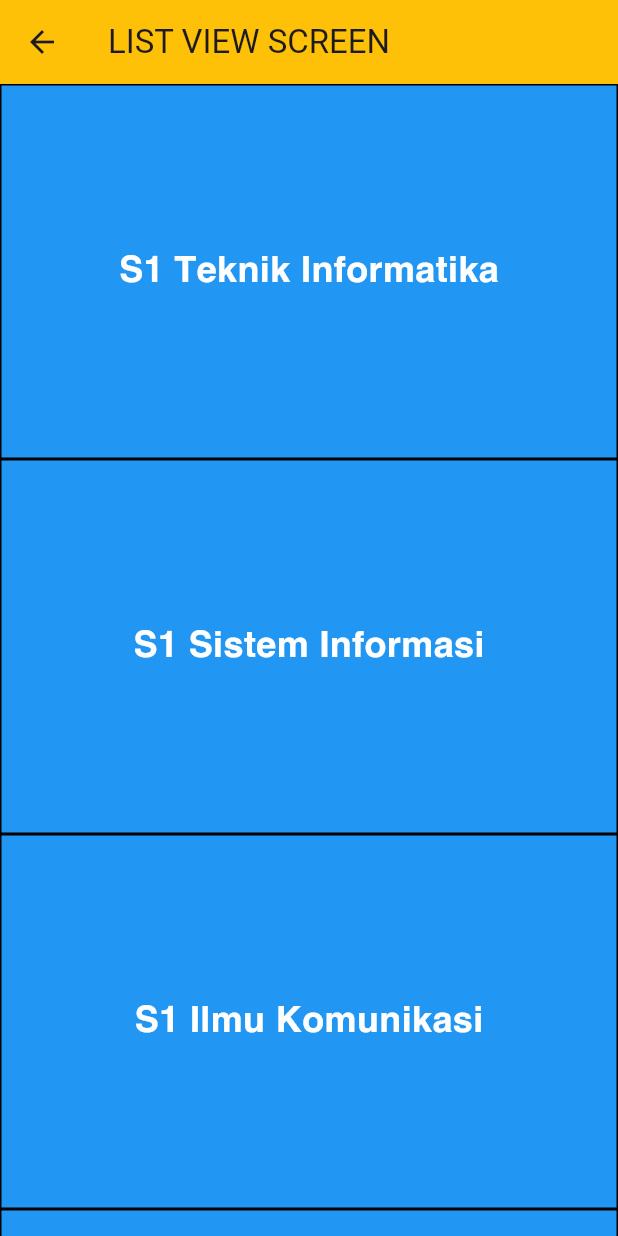
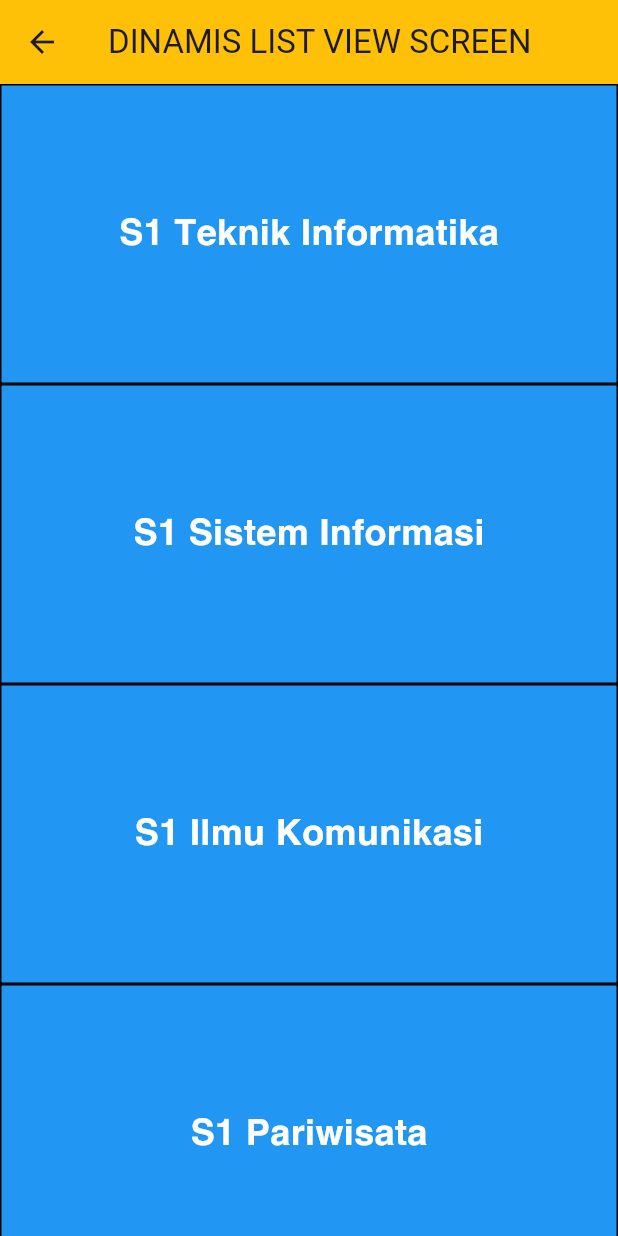
Before and after one commit to NandaAdisaputra/Codelab-Flutter, a Flutter app: the screen it shows after launch, on a phone screen of 412 x 824 dp. Run offline on Flutter 3.47's test engine with Material 3 defaults, Android fonts, the phone set to English and light mode, and no system bars.

Commit message:
Add Dinamis ListView Screen

```diff
--- /dev/null
+++ b/lib/dinamis_listview_screen.dart
@@ -0,0 +1,34 @@
+import 'package:flutter/material.dart';
+
+class DinamisListScreen extends StatelessWidget {
+  const DinamisListScreen({super.key});
+
+  final List<String> numberList = const <String>["S1 Teknik Informatika", "S1 Sistem Informasi",
+    "S1 Ilmu Komunikasi", "S1 Pariwisata", "S1 Ilmu Hukum", "S1 Teknologi Hasil Pertanian",
+    "S1 Akutansi", "S1 Teknik Sipil", "S1 Manajemen", "S1 Psikologi", "S1 Kedokteran"
+  ];
+
+  @override
+  Widget build(BuildContext context) {
+    return Scaffold(
+        appBar: AppBar(title: Text("DINAMIS LIST VIEW SCREEN"),backgroundColor: Colors.amber,),
+    body: ListView(
+    children: numberList.map((number) {
+      return Container(
+        height: 200,
+        decoration: BoxDecoration(
+          color: Colors.blue,
+          border: Border.all(color: Colors.black),
+        ),
+        child: Center(
+          child: Text(
+            '$number', // Ditampilkan sesuai item
+            style: const TextStyle(fontSize: 24, fontFamily: 'Helvetica', color: Colors.white),
+          ),
+        ),
+      );
+    }).toList(),
+    ),
+    );
+  }
+}
--- a/lib/main.dart
+++ b/lib/main.dart
@@ -1,6 +1,7 @@
 import 'package:flutter/material.dart';
 import 'package:flutterbasic/button_screen.dart';
 import 'package:flutterbasic/column_screen.dart';
+import 'package:flutterbasic/dinamis_listview_screen.dart';
 import 'package:flutterbasic/font_screen.dart';
 import 'package:flutterbasic/image_screen.dart';
 import 'package:flutterbasic/list_view.dart';
@@ -21,7 +22,7 @@ class MyApp extends StatelessWidget {
       theme: ThemeData(primarySwatch: Colors.green),
       debugShowCheckedModeBanner: false,
       // home: RowSreen(),
-      initialRoute: '/listview',
+      initialRoute: '/dinamislistview',
       routes: {
         '/': (context) => MyHomePage(title: "Text"),
         '/column': (context) => ColumnScreen(),
@@ -30,7 +31,8 @@ class MyApp extends StatelessWidget {
         '/field': (context) => FieldScreen(),
         '/button': (context) => ButtonScreen(),
         '/font': (context) => FontScreen(),
-        '/listview': (context) => ListScreen()
+        '/listview': (context) => ListScreen(),
+        '/dinamislistview': (context) => DinamisListScreen()
       },
     );
   }
```
